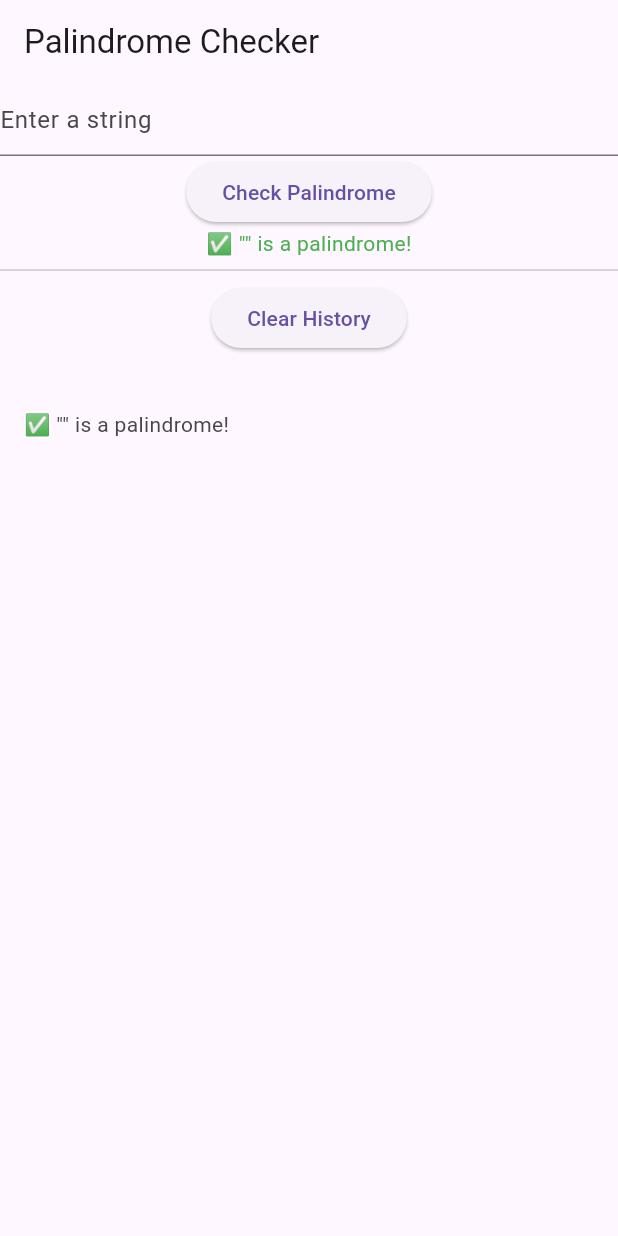
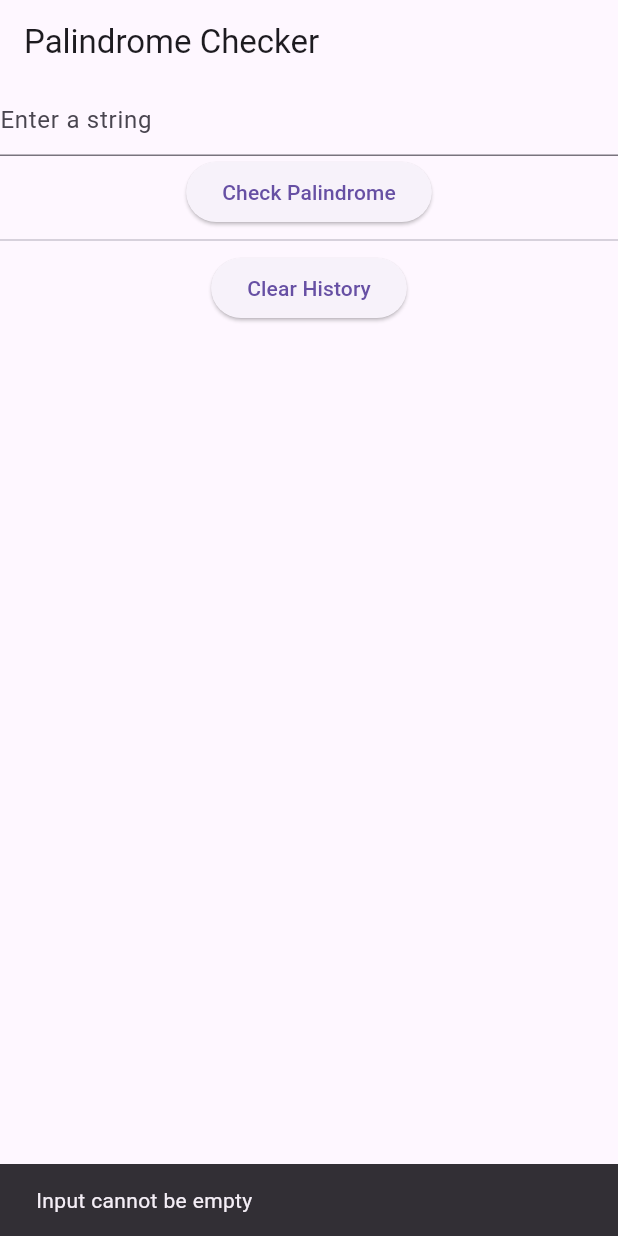
Before and after one commit to kvnok/HerFutureAssessment, a Flutter app: the screen it shows after launch, after a tap on "Check Palindrome", on a phone screen of 412 x 824 dp. Run offline on Flutter 3.47's test engine with Material 3 defaults, Android fonts, the light colour scheme and no system bars; our stand-ins replace flutter_riverpod.

Commit message:
checking if input field is empty, giving a popup on error and using a var to keep track of last input

```diff
--- a/her_future_assessment/lib/inputField.dart
+++ b/her_future_assessment/lib/inputField.dart
@@ -13,13 +13,22 @@ class InputField extends ConsumerStatefulWidget {
 class _InputFieldState extends ConsumerState<InputField> {
   final TextEditingController _controller = TextEditingController();
   bool? _isPalindrome;
+  String? _lastInput;
 
   void _checkPalindrome() {
     final String input = _controller.text;
+    if (input.isEmpty) {
+      ScaffoldMessenger.of(context).showSnackBar(
+        const SnackBar(content: Text('Input cannot be empty')),
+      );
+      return;
+    }
     setState(() {
       _isPalindrome = isPalindrome(input);
+      _lastInput = input;
       final result = _isPalindrome! ? '✅ "$input" is a palindrome!' : '❌ "$input" is not a palindrome.';
       ref.read(historylistProvider.notifier).addHistory(input, result);
+      _controller.clear(); // Clear the input field
     });
   }
 
@@ -37,9 +46,9 @@ class _InputFieldState extends ConsumerState<InputField> {
           onPressed: _checkPalindrome,
           child: const Text('Check Palindrome'),
         ),
-        if (_isPalindrome != null)
+        if (_isPalindrome != null && _lastInput != null)
           Text(
-            _isPalindrome! ? '✅ "${_controller.text}" is a palindrome!' : '❌ "${_controller.text}" is not a palindrome.',
+            _isPalindrome! ? '✅ "$_lastInput" is a palindrome!' : '❌ "$_lastInput" is not a palindrome.',
             style: TextStyle(color: _isPalindrome! ? Colors.green : Colors.red),
           ),
       ],
```
